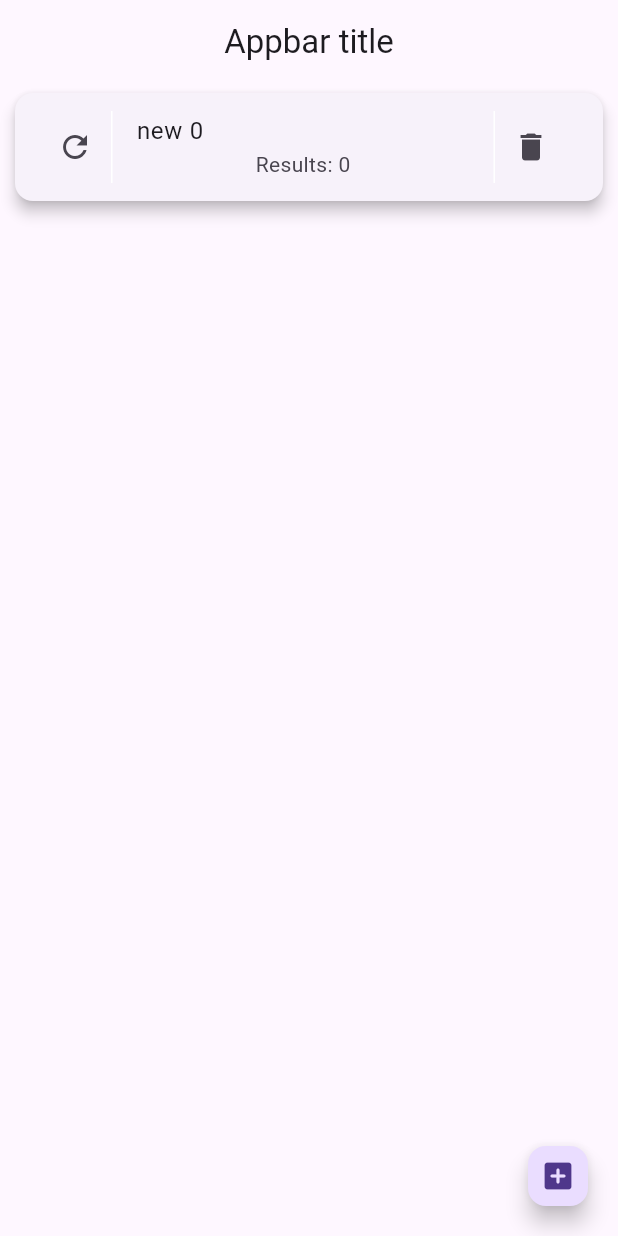
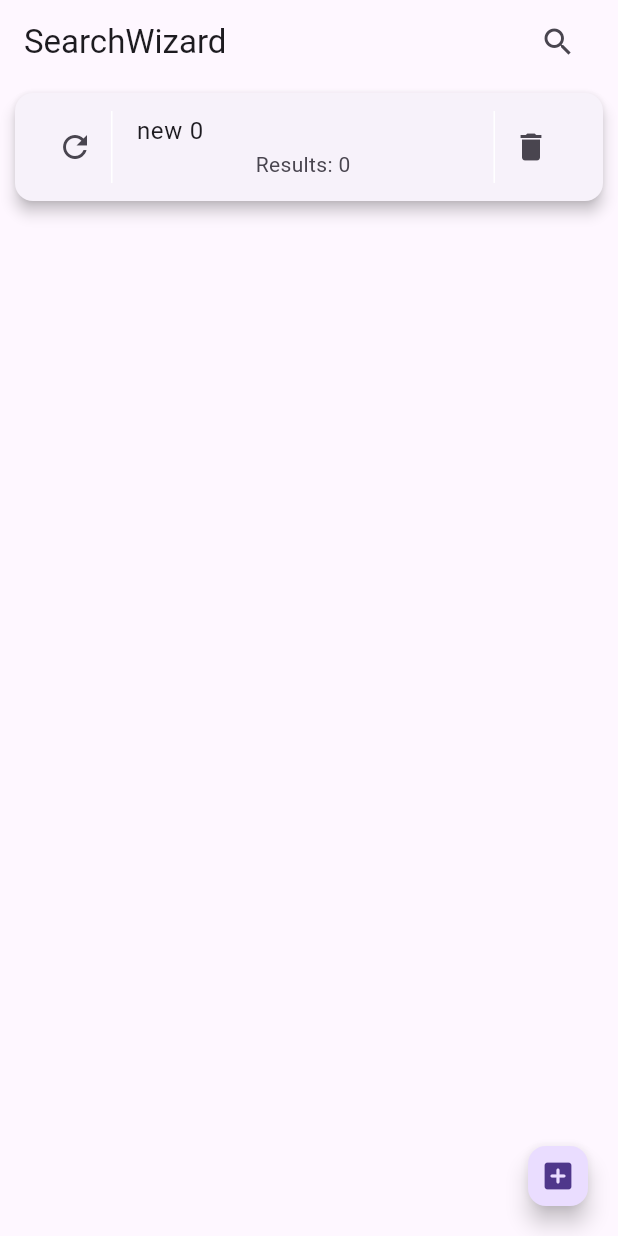
Before and after one commit to dachrisch/google-search-diff, a Flutter app: the QueriesScaffold screen opened directly, after a tap on the "add box" icon, on a phone screen of 412 x 824 dp. Run offline on Flutter 3.47's test engine with Material 3 defaults, Android fonts, the phone set to English and light mode, and no system bars; our stand-ins replace go_router, lorem_ipsum; missing offline and left inert: fimber, localstore, relative_time; Roboto replaces fonts that are missing (WorkSans); statements that could not run were skipped.

Commit message:
search service added

```diff
--- a/lib/_new/page/queries_scaffold.dart
+++ b/lib/_new/page/queries_scaffold.dart
@@ -1,7 +1,12 @@
 import 'package:flutter/material.dart';
 import 'package:google_search_diff/_new/model/queries_store.dart';
+import 'package:google_search_diff/_new/page/search_provider_delegate.dart';
 import 'package:google_search_diff/_new/provider/query_card_model.dart';
+import 'package:google_search_diff/_new/routes/routes.dart';
+import 'package:google_search_diff/_new/service/search_service.dart';
 import 'package:provider/provider.dart';
+
+
 
 class QueriesScaffold extends StatelessWidget {
   const QueriesScaffold({super.key});
@@ -9,10 +14,20 @@ class QueriesScaffold extends StatelessWidget {
   @override
   Widget build(BuildContext context) {
     QueriesStoreModel searchQueries = context.watch<QueriesStoreModel>();
+
     return Scaffold(
       appBar: AppBar(
         automaticallyImplyLeading: false,
-        title: const Text('Appbar title'),
+        title: const Text('SearchWizard'),
+        actions: [
+          IconButton(
+              onPressed: () => showSearch(
+                  context: context,
+                  delegate: SearchProviderSearchDelegate(
+                      searchProvider: context.read<SearchService>())),
+              icon: const Icon(Icons.search)),
+          const SizedBox(width: 16)
+        ],
       ),
       body: ListView.builder(
         itemCount: searchQueries.items,
--- a/lib/_new/routes/routes.dart
+++ b/lib/_new/routes/routes.dart
@@ -4,7 +4,21 @@ import 'package:google_search_diff/_new/model/queries_store.dart';
 import 'package:google_search_diff/_new/page/queries_scaffold.dart';
 import 'package:google_search_diff/_new/provider/query_scaffold_model.dart';
 import 'package:google_search_diff/_new/routes/query_id.dart';
+import 'package:google_search_diff/_new/service/search_service.dart';
+import 'package:lorem_ipsum/lorem_ipsum.dart';
 import 'package:provider/provider.dart';
+class ResultModel {
+  final String title;
+  final String source;
+  final String link;
+  final String snippet;
+
+  ResultModel({required this.title,  this.source='', this.link='',  this.snippet=''});
+}
+class Query {
+  final String query;
+  Query(this. query);
+}
 
 class RouterApp extends StatelessWidget {
   final ThemeData theme;
@@ -17,6 +31,7 @@ class RouterApp extends StatelessWidget {
       providers: [
         ChangeNotifierProvider<QueriesStoreModel>(
             create: (BuildContext context) => QueriesStoreModel()),
+        Provider<SearchService>(create: (BuildContext context) => LoremIpsumSearchService(),)
       ],
       child: MaterialApp.router(
         theme: theme,
--- /dev/null
+++ b/lib/_new/service/search_service.dart
@@ -0,0 +1,15 @@
+import 'package:flutter/material.dart';
+import 'package:google_search_diff/_new/routes/routes.dart';
+import 'package:lorem_ipsum/lorem_ipsum.dart';
+
+abstract class SearchService {
+  Future<List<ResultModel>> doSearch(Query query);
+}
+
+class LoremIpsumSearchService extends SearchService {
+  @override
+  Future<List<ResultModel>> doSearch(Query query) async {
+    return Future.delayed(Durations.extralong3).then((value) => List.generate(100, (index) => ResultModel(title:loremIpsum(words: 5))));
+  }
+
+}
```
Also changed, not shown: lib/_new/page/search_provider_delegate.dart (added, +58 -0 lines).
